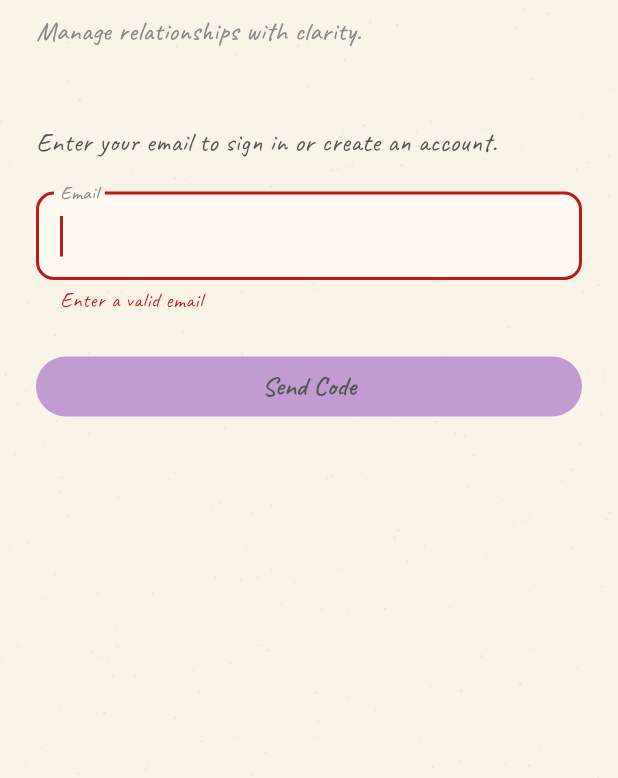
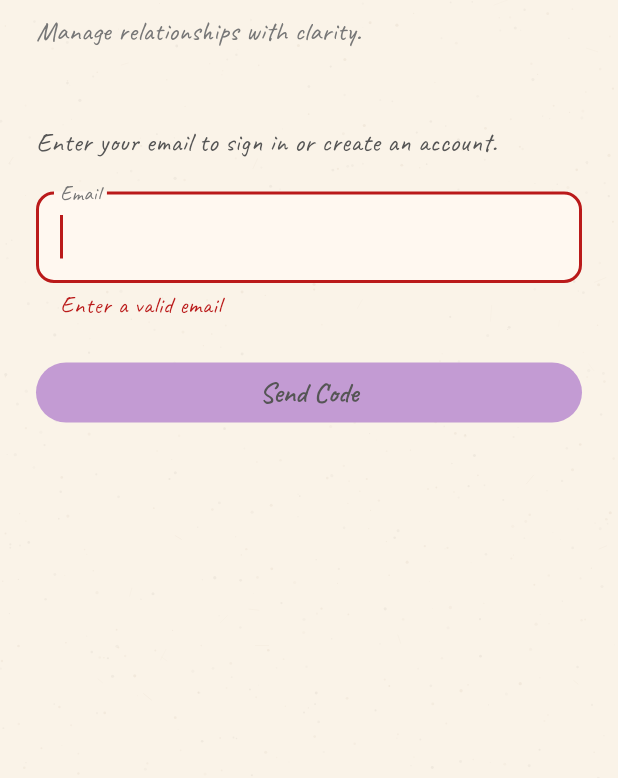
Before and after one commit to Eriq7/Closer, a Flutter app: the screen it shows after launch, after a tap on "Send Code", on a phone screen of 412 x 824 dp, the part 176-954 px from its top. Run offline on Flutter 3.47's test engine with Material 3 defaults, Android fonts, the phone set to English and light mode, and no system bars; our stand-ins replace flutter_local_notifications, go_router, google_fonts, phosphor_flutter, supabase_flutter; accounts and stored records are empty.

Commit message:
make frontend text more clear to see

```diff
--- a/lib/screens/add_friend_screen.dart
+++ b/lib/screens/add_friend_screen.dart
@@ -98,7 +98,7 @@ class _AddFriendScreenState extends State<AddFriendScreen> {
                   ),
                   subtitle: Text(
                     label.description,
-                    style: const TextStyle(fontSize: 12),
+                    style: const TextStyle(fontSize: 14),
                   ),
                   contentPadding: EdgeInsets.zero,
                 ),
@@ -124,7 +124,7 @@ class _AddFriendScreenState extends State<AddFriendScreen> {
                     freq == ContactFrequency.often
                         ? 'Use last 5 interactions for evaluation'
                         : 'Use last 3 interactions for evaluation',
-                    style: const TextStyle(fontSize: 12),
+                    style: const TextStyle(fontSize: 14),
                   ),
                   contentPadding: EdgeInsets.zero,
                 ),
--- a/lib/screens/friend_timeline_screen.dart
+++ b/lib/screens/friend_timeline_screen.dart
@@ -157,7 +157,7 @@ class _FriendTimelineScreenState extends State<FriendTimelineScreen> {
               ? Center(
                   child: Text(
                     'No events yet.',
-                    style: GoogleFonts.caveat(color: CrayonColors.textHint, fontSize: 18),
+                    style: GoogleFonts.caveat(color: CrayonColors.textHint, fontSize: 19),
                   ),
                 )
               : CustomScrollView(
@@ -261,7 +261,7 @@ class _StatsHeader extends StatelessWidget {
             const SizedBox(height: 8),
             Text(
               'Last interaction: ${DateFormat('MMM d, yyyy').format(lastDate.toLocal())}',
-              style: GoogleFonts.caveat(fontSize: 13, color: CrayonColors.textHint),
+              style: GoogleFonts.caveat(fontSize: 15, color: CrayonColors.textHint),
             ),
           ],
         ),
@@ -293,7 +293,7 @@ class _StatBox extends StatelessWidget {
           const SizedBox(height: 2),
           Text(
             label,
-            style: GoogleFonts.caveat(fontSize: 13, color: CrayonColors.textHint),
+            style: GoogleFonts.caveat(fontSize: 15, color: CrayonColors.textHint),
           ),
         ],
       ),
--- a/lib/theme/crayon_theme.dart
+++ b/lib/theme/crayon_theme.dart
@@ -18,8 +18,8 @@ class CrayonColors {
 
   // Text
   static const Color textPrimary   = Color(0xFF555555);
-  static const Color textSecondary = Color(0xFF888888);
-  static const Color textHint      = Color(0xFFAAAAAA);
+  static const Color textSecondary = Color(0xFF777777);
+  static const Color textHint      = Color(0xFF999999);
 
   // Relationship label fills (pastel ice-cream)
   static const Color activeLabel      = Color(0xFF9AE1B5); // mint green
@@ -88,16 +88,16 @@ ThemeData buildCrayonTheme() {
     displaySmall:  base.displaySmall?.copyWith(color: CrayonColors.textPrimary, fontSize: 36),
     headlineLarge: base.headlineLarge?.copyWith(color: CrayonColors.textPrimary, fontSize: 34),
     headlineMedium:base.headlineMedium?.copyWith(color: CrayonColors.textPrimary, fontSize: 28),
-    headlineSmall: base.headlineSmall?.copyWith(color: CrayonColors.textPrimary, fontSize: 24),
-    titleLarge:    base.titleLarge?.copyWith(color: CrayonColors.textPrimary, fontSize: 24, fontWeight: FontWeight.w700),
-    titleMedium:   base.titleMedium?.copyWith(color: CrayonColors.textPrimary, fontSize: 20),
-    titleSmall:    base.titleSmall?.copyWith(color: CrayonColors.textPrimary, fontSize: 17),
-    bodyLarge:     base.bodyLarge?.copyWith(color: CrayonColors.textPrimary, fontSize: 18),
-    bodyMedium:    base.bodyMedium?.copyWith(color: CrayonColors.textPrimary, fontSize: 16),
-    bodySmall:     base.bodySmall?.copyWith(color: CrayonColors.textSecondary, fontSize: 14),
-    labelLarge:    base.labelLarge?.copyWith(color: CrayonColors.textPrimary, fontSize: 17),
-    labelMedium:   base.labelMedium?.copyWith(color: CrayonColors.textPrimary, fontSize: 15),
-    labelSmall:    base.labelSmall?.copyWith(color: CrayonColors.textSecondary, fontSize: 13),
+    headlineSmall: base.headlineSmall?.copyWith(color: CrayonColors.textPrimary, fontSize: 25),
+    titleLarge:    base.titleLarge?.copyWith(color: CrayonColors.textPrimary, fontSize: 25, fontWeight: FontWeight.w700),
+    titleMedium:   base.titleMedium?.copyWith(color: CrayonColors.textPrimary, fontSize: 21),
+    titleSmall:    base.titleSmall?.copyWith(color: CrayonColors.textPrimary, fontSize: 18),
+    bodyLarge:     base.bodyLarge?.copyWith(color: CrayonColors.textPrimary, fontSize: 19),
+    bodyMedium:    base.bodyMedium?.copyWith(color: CrayonColors.textPrimary, fontSize: 17),
+    bodySmall:     base.bodySmall?.copyWith(color: CrayonColors.textSecondary, fontSize: 16),
+    labelLarge:    base.labelLarge?.copyWith(color: CrayonColors.textPrimary, fontSize: 18),
+    labelMedium:   base.labelMedium?.copyWith(color: CrayonColors.textPrimary, fontSize: 16),
+    labelSmall:    base.labelSmall?.copyWith(color: CrayonColors.textSecondary, fontSize: 15),
   );
 
   final colorScheme = ColorScheme.fromSeed(
@@ -125,7 +125,7 @@ ThemeData buildCrayonTheme() {
       scrolledUnderElevation: 0,
       foregroundColor: CrayonColors.textPrimary,
       titleTextStyle: GoogleFonts.caveat(
-        fontSize: 26,
+        fontSize: 28,
         fontWeight: FontWeight.w700,
         color: CrayonColors.textPrimary,
       ),
@@ -140,12 +140,12 @@ ThemeData buildCrayonTheme() {
       backgroundColor: CrayonColors.surface,
       shape: RoundedRectangleBorder(borderRadius: BorderRadius.circular(16)),
       titleTextStyle: GoogleFonts.caveat(
-        fontSize: 22,
+        fontSize: 24,
         fontWeight: FontWeight.w700,
         color: CrayonColors.textPrimary,
       ),
       contentTextStyle: GoogleFonts.caveat(
-        fontSize: 16,
+        fontSize: 17,
         color: CrayonColors.textPrimary,
       ),
     ),
@@ -164,14 +164,14 @@ ThemeData buildCrayonTheme() {
         borderRadius: BorderRadius.circular(12),
         borderSide: const BorderSide(color: CrayonColors.strokeMedium, width: 2),
       ),
-      labelStyle: GoogleFonts.caveat(color: CrayonColors.textSecondary, fontSize: 17),
-      hintStyle:  GoogleFonts.caveat(color: CrayonColors.textHint,      fontSize: 16),
+      labelStyle: GoogleFonts.caveat(color: CrayonColors.textSecondary, fontSize: 18),
+      hintStyle:  GoogleFonts.caveat(color: CrayonColors.textHint,      fontSize: 17),
     ),
     elevatedButtonTheme: ElevatedButtonThemeData(
       style: ElevatedButton.styleFrom(
         backgroundColor: CrayonColors.accentPurple,
         foregroundColor: CrayonColors.textPrimary,
-        textStyle: GoogleFonts.caveat(fontSize: 18, fontWeight: FontWeight.w600),
+        textStyle: GoogleFonts.caveat(fontSize: 19, fontWeight: FontWeight.w600),
         shape: RoundedRectangleBorder(borderRadius: BorderRadius.circular(20)),
         elevation: 0,
       ),
@@ -180,14 +180,14 @@ ThemeData buildCrayonTheme() {
       style: FilledButton.styleFrom(
         backgroundColor: CrayonColors.accentPurple,
         foregroundColor: CrayonColors.textPrimary,
-        textStyle: GoogleFonts.caveat(fontSize: 18, fontWeight: FontWeight.w600),
+        textStyle: GoogleFonts.caveat(fontSize: 19, fontWeight: FontWeight.w600),
         shape: RoundedRectangleBorder(borderRadius: BorderRadius.circular(20)),
       ),
     ),
     textButtonTheme: TextButtonThemeData(
       style: TextButton.styleFrom(
         foregroundColor: CrayonColors.textSecondary,
-        textStyle: GoogleFonts.caveat(fontSize: 16),
+        textStyle: GoogleFonts.caveat(fontSize: 17),
       ),
     ),
     listTileTheme: const ListTileThemeData(
@@ -199,7 +199,7 @@ ThemeData buildCrayonTheme() {
     ),
     chipTheme: ChipThemeData(
       backgroundColor: CrayonColors.surface,
-      labelStyle: GoogleFonts.caveat(fontSize: 15, color: CrayonColors.textPrimary),
+      labelStyle: GoogleFonts.caveat(fontSize: 16, color: CrayonColors.textPrimary),
       side: const BorderSide(color: CrayonColors.strokeLight),
       shape: RoundedRectangleBorder(borderRadius: BorderRadius.circular(20)),
     ),
@@ -217,7 +217,7 @@ ThemeData buildCrayonTheme() {
     ),
     snackBarTheme: SnackBarThemeData(
       backgroundColor: CrayonColors.surfaceAlt,
-      contentTextStyle: GoogleFonts.caveat(color: CrayonColors.textPrimary, fontSize: 16),
+      contentTextStyle: GoogleFonts.caveat(color: CrayonColors.textPrimary, fontSize: 17),
     ),
     floatingActionButtonTheme: const FloatingActionButtonThemeData(
       backgroundColor: CrayonColors.accentPurple,
--- a/lib/theme/crayon_widgets.dart
+++ b/lib/theme/crayon_widgets.dart
@@ -195,7 +195,7 @@ class CrayonButton extends StatelessWidget {
             Text(
               label,
               style: GoogleFonts.caveat(
-                fontSize: 18,
+                fontSize: 19,
                 fontWeight: FontWeight.w700,
                 color: fg,
               ),
@@ -220,7 +220,7 @@ class CrayonSectionHeader extends StatelessWidget {
       child: Text(
         title,
         style: GoogleFonts.caveat(
-          fontSize: 22,
+          fontSize: 24,
           fontWeight: FontWeight.w700,
           color: CrayonColors.textPrimary,
         ),
--- a/lib/widgets/label_badge.dart
+++ b/lib/widgets/label_badge.dart
@@ -31,7 +31,7 @@ class LabelBadge extends StatelessWidget {
         label.displayName,
         style: GoogleFonts.caveat(
           color: colors.text,
-          fontSize: small ? 13 : 15,
+          fontSize: small ? 15 : 16,
           fontWeight: FontWeight.w700,
         ),
       ),
--- a/lib/widgets/score_picker.dart
+++ b/lib/widgets/score_picker.dart
@@ -57,7 +57,7 @@ class ScorePicker extends StatelessWidget {
                           ? scoreTextColor(score)
                           : CrayonColors.textSecondary,
                       fontWeight: FontWeight.w700,
-                      fontSize: isSelected ? 15 : 13,
+                      fontSize: isSelected ? 17 : 15,
                     ),
                   ),
                 ),
@@ -82,7 +82,7 @@ class ScorePicker extends StatelessWidget {
                     scoreDescriptions[selectedScore] ?? '',
                     style: GoogleFonts.caveat(
                       color: scoreTextColor(selectedScore),
-                      fontSize: 16,
+                      fontSize: 17,
                     ),
                   ),
                 ),
```
Also changed, not shown: lib/screens/friend_detail_screen.dart (+20 -20 lines), lib/screens/home_screen.dart (+4 -4 lines), lib/widgets/label_override_dialog.dart (+4 -4 lines), lib/widgets/label_trigger_handler.dart (+4 -4 lines), lib/widgets/relationship_graph_painter.dart (+5 -5 lines), lib/widgets/timeline_tile.dart (+9 -9 lines).
